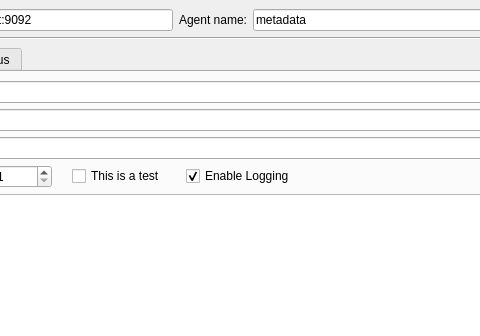
Qt form GUI/MADSMetadata/mainwindow.ui (pbosetti/MADS) before a commit; both pictures show x 153 to 633 and y 0 to 336 of the 828 by 600 pixel window.
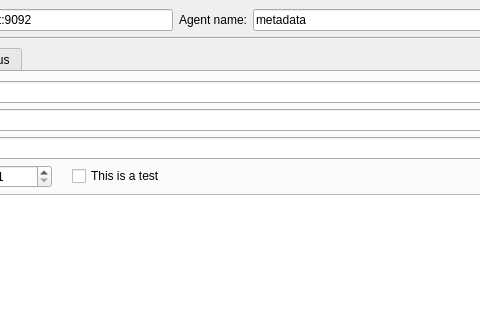
The same form after that commit. Custom widgets are drawn as their Qt base class.

Commit message: in GUI removed unused checkbox

The edit to the form file:
```diff
--- a/GUI/MADSMetadata/mainwindow.ui
+++ b/GUI/MADSMetadata/mainwindow.ui
@@ -166,16 +166,6 @@
               </property>
              </widget>
             </item>
-            <item>
-             <widget class="QCheckBox" name="enableLoggingOld">
-              <property name="text">
-               <string>Enable Logging</string>
-              </property>
-              <property name="checked">
-               <bool>true</bool>
-              </property>
-             </widget>
-            </item>
             <item>
              <spacer name="horizontalSpacer">
               <property name="orientation">
```
